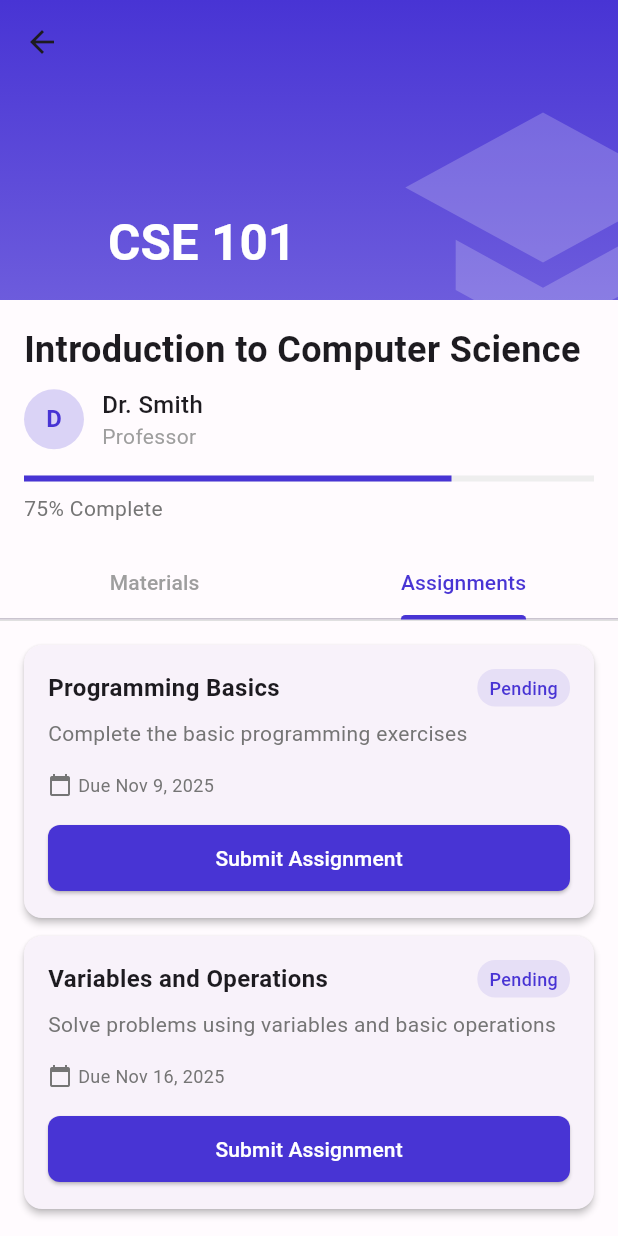
After one commit to mannerishivardhan/ecap, a Flutter app: the CourseDetailPage screen opened directly with sample values from the repository, tab 2 chosen, on a phone screen of 412 x 824 dp. The commit adds this screen. Run offline on Flutter 3.47's test engine with Material 3 defaults, Android fonts, the phone set to English and light mode, and no system bars; our stand-ins replace carousel_slider, table_calendar; network calls fail; Roboto replaces fonts that are missing (Poppins); statements that could not run were skipped.

Commit message:
added courses section

```diff
--- a/lib/features/home/domain/models/course.dart
+++ b/lib/features/home/domain/models/course.dart
@@ -6,6 +6,8 @@ class Course {
   final String professor;
   final Color color;
   final double progress;
+  final List<CourseMaterial> materials;
+  final List<Assignment> assignments;
 
   Course({
     required this.code,
@@ -13,6 +15,44 @@ class Course {
     required this.professor,
     required this.color,
     required this.progress,
+    this.materials = const [],
+    this.assignments = const [],
+  });
+}
+
+class CourseMaterial {
+  final String title;
+  final String type;
+  final String size;
+  final DateTime uploadDate;
+  final String downloadUrl;
+
+  CourseMaterial({
+    required this.title,
+    required this.type,
+    required this.size,
+    required this.uploadDate,
+    required this.downloadUrl,
+  });
+}
+
+class Assignment {
+  final String title;
+  final String description;
+  final DateTime dueDate;
+  final bool isSubmitted;
+  final String? submissionUrl;
+  final int totalMarks;
+  final int? obtainedMarks;
+
+  Assignment({
+    required this.title,
+    required this.description,
+    required this.dueDate,
+    this.isSubmitted = false,
+    this.submissionUrl,
+    required this.totalMarks,
+    this.obtainedMarks,
   });
 }
 
@@ -23,6 +63,43 @@ final List<Course> demoCourses = [
     professor: 'Dr. Smith',
     color: const Color(0xFF4834D4),
     progress: 0.75,
+    materials: [
+      CourseMaterial(
+        title: 'Introduction to Programming',
+        type: 'PDF',
+        size: '2.5 MB',
+        uploadDate: DateTime.now().subtract(const Duration(days: 5)),
+        downloadUrl: 'https://example.com/materials/intro-programming.pdf',
+      ),
+      CourseMaterial(
+        title: 'Data Types and Variables',
+        type: 'PDF',
+        size: '1.8 MB',
+        uploadDate: DateTime.now().subtract(const Duration(days: 3)),
+        downloadUrl: 'https://example.com/materials/data-types.pdf',
+      ),
+      CourseMaterial(
+        title: 'Control Structures Lecture',
+        type: 'Video',
+        size: '45 MB',
+        uploadDate: DateTime.now().subtract(const Duration(days: 1)),
+        downloadUrl: 'https://example.com/materials/control-structures.mp4',
+      ),
+    ],
+    assignments: [
+      Assignment(
+        title: 'Programming Basics',
+        description: 'Complete the basic programming exercises',
+        dueDate: DateTime.now().add(const Duration(days: 7)),
+        totalMarks: 100,
+      ),
+      Assignment(
+        title: 'Variables and Operations',
+        description: 'Solve problems using variables and basic operations',
+        dueDate: DateTime.now().add(const Duration(days: 14)),
+        totalMarks: 50,
+      ),
+    ],
   ),
   Course(
     code: 'MATH 201',
@@ -30,6 +107,30 @@ final List<Course> demoCourses = [
     professor: 'Dr. Johnson',
     color: const Color(0xFF6C5CE7),
     progress: 0.60,
+    materials: [
+      CourseMaterial(
+        title: 'Matrices and Determinants',
+        type: 'PDF',
+        size: '3.2 MB',
+        uploadDate: DateTime.now().subtract(const Duration(days: 4)),
+        downloadUrl: 'https://example.com/materials/matrices.pdf',
+      ),
+      CourseMaterial(
+        title: 'Vector Spaces',
+        type: 'PDF',
+        size: '2.1 MB',
+        uploadDate: DateTime.now().subtract(const Duration(days: 2)),
+        downloadUrl: 'https://example.com/materials/vector-spaces.pdf',
+      ),
+    ],
+    assignments: [
+      Assignment(
+        title: 'Matrix Operations',
+        description: 'Solve problems involving matrix operations',
+        dueDate: DateTime.now().add(const Duration(days: 5)),
+        totalMarks: 50,
+      ),
+    ],
   ),
   Course(
     code: 'PHY 301',
@@ -37,6 +138,23 @@ final List<Course> demoCourses = [
     professor: 'Dr. Williams',
     color: const Color(0xFFa55eea),
     progress: 0.45,
+    materials: [
+      CourseMaterial(
+        title: 'Quantum States',
+        type: 'PDF',
+        size: '4.5 MB',
+        uploadDate: DateTime.now().subtract(const Duration(days: 6)),
+        downloadUrl: 'https://example.com/materials/quantum-states.pdf',
+      ),
+    ],
+    assignments: [
+      Assignment(
+        title: 'Wave Functions',
+        description: 'Solve problems related to wave functions',
+        dueDate: DateTime.now().add(const Duration(days: 10)),
+        totalMarks: 100,
+      ),
+    ],
   ),
   Course(
     code: 'ENG 202',
@@ -44,5 +162,22 @@ final List<Course> demoCourses = [
     professor: 'Prof. Davis',
     color: const Color(0xFF8C7AE6),
     progress: 0.90,
+    materials: [
+      CourseMaterial(
+        title: 'Technical Documentation',
+        type: 'PDF',
+        size: '1.5 MB',
+        uploadDate: DateTime.now().subtract(const Duration(days: 1)),
+        downloadUrl: 'https://example.com/materials/technical-docs.pdf',
+      ),
+    ],
+    assignments: [
+      Assignment(
+        title: 'Documentation Project',
+        description: 'Create technical documentation for a software project',
+        dueDate: DateTime.now().add(const Duration(days: 3)),
+        totalMarks: 100,
+      ),
+    ],
   ),
 ];
--- /dev/null
+++ b/lib/features/home/presentation/pages/course_detail_page.dart
@@ -0,0 +1,398 @@
+import 'package:flutter/material.dart';
+import 'package:ecap/features/home/domain/models/course.dart';
+import 'package:intl/intl.dart';
+
+class CourseDetailPage extends StatefulWidget {
+  final Course course;
+
+  const CourseDetailPage({super.key, required this.course});
+
+  @override
+  State<CourseDetailPage> createState() => _CourseDetailPageState();
+}
+
+class _CourseDetailPageState extends State<CourseDetailPage>
+    with SingleTickerProviderStateMixin {
+  late TabController _tabController;
+
+  @override
+  void initState() {
+    super.initState();
+    _tabController = TabController(length: 2, vsync: this);
+  }
+
+  @override
+  void dispose() {
+    _tabController.dispose();
+    super.dispose();
+  }
+
+  @override
+  Widget build(BuildContext context) {
+    return Scaffold(
+      body: CustomScrollView(
+        slivers: [
+          _buildSliverAppBar(),
+          SliverToBoxAdapter(
+            child: Column(
+              children: [
+                _buildCourseInfo(),
+                _buildTabBar(),
+              ],
+            ),
+          ),
+          SliverFillRemaining(
+            child: TabBarView(
+              controller: _tabController,
+              children: [
+                _buildMaterialsList(),
+                _buildAssignmentsList(),
+              ],
+            ),
+          ),
+        ],
+      ),
+    );
+  }
+
+  Widget _buildSliverAppBar() {
+    return SliverAppBar(
+      expandedHeight: 200,
+      pinned: true,
+      flexibleSpace: FlexibleSpaceBar(
+        title: Text(
+          widget.course.code,
+          style: const TextStyle(
+            color: Colors.white,
+            fontWeight: FontWeight.bold,
+          ),
+        ),
+        background: Container(
+          decoration: BoxDecoration(
+            gradient: LinearGradient(
+              begin: Alignment.topCenter,
+              end: Alignment.bottomCenter,
+              colors: [
+                widget.course.color,
+                widget.course.color.withOpacity(0.8),
+              ],
+            ),
+          ),
+          child: Stack(
+            children: [
+              Positioned(
+                right: -50,
+                bottom: -50,
+                child: Icon(
+                  Icons.school,
+                  size: 200,
+                  color: Colors.white.withOpacity(0.2),
+                ),
+              ),
+            ],
+          ),
+        ),
+      ),
+    );
+  }
+
+  Widget _buildCourseInfo() {
+    return Container(
+      padding: const EdgeInsets.all(16),
+      child: Column(
+        crossAxisAlignment: CrossAxisAlignment.start,
+        children: [
+          Text(
+            widget.course.name,
+            style: const TextStyle(
+              fontSize: 24,
+              fontWeight: FontWeight.bold,
+            ),
+          ),
+          const SizedBox(height: 8),
+          Row(
+            children: [
+              CircleAvatar(
+                backgroundColor: widget.course.color.withOpacity(0.2),
+                child: Text(
+                  widget.course.professor[0],
+                  style: TextStyle(
+                    color: widget.course.color,
+                    fontWeight: FontWeight.bold,
+                  ),
+                ),
+              ),
+              const SizedBox(width: 12),
+              Column(
+                crossAxisAlignment: CrossAxisAlignment.start,
+                children: [
+                  Text(
+                    widget.course.professor,
+                    style: const TextStyle(
+                      fontSize: 16,
+                      fontWeight: FontWeight.w500,
+                    ),
+                  ),
+                  const Text(
+                    'Professor',
+                    style: TextStyle(
+                      color: Colors.grey,
+                      fontSize: 14,
+                    ),
+                  ),
+                ],
+              ),
+            ],
+          ),
+          const SizedBox(height: 16),
+          LinearProgressIndicator(
+            value: widget.course.progress,
+            backgroundColor: Colors.grey[200],
+            valueColor: AlwaysStoppedAnimation<Color>(widget.course.color),
+          ),
+          const SizedBox(height: 8),
+          Text(
+            '${(widget.course.progress * 100).toInt()}% Complete',
+            style: TextStyle(
+              color: Colors.grey[600],
+              fontSize: 14,
+            ),
+          ),
+        ],
+      ),
+    );
+  }
+
+  Widget _buildTabBar() {
+    return Container(
+      decoration: BoxDecoration(
+        border: Border(
+          bottom: BorderSide(
+            color: Colors.grey[300]!,
+            width: 1,
+          ),
+        ),
+      ),
+      child: TabBar(
+        controller: _tabController,
+        labelColor: widget.course.color,
+        unselectedLabelColor: Colors.grey,
+        indicatorColor: widget.course.color,
+        tabs: const [
+          Tab(text: 'Materials'),
+          Tab(text: 'Assignments'),
+        ],
+      ),
+    );
+  }
+
+  Widget _buildMaterialsList() {
+    return ListView.builder(
+      padding: const EdgeInsets.all(16),
+      itemCount: widget.course.materials.length,
+      itemBuilder: (context, index) {
+        final material = widget.course.materials[index];
+        return Card(
+          elevation: 2,
+          margin: const EdgeInsets.only(bottom: 12),
+          child: ListTile(
+            leading: _getFileTypeIcon(material.type),
+            title: Text(
+              material.title,
+              style: const TextStyle(
+                fontWeight: FontWeight.w500,
+              ),
+            ),
+            subtitle: Text(
+              '${material.size} • ${_formatDate(material.uploadDate)}',
+              style: TextStyle(
+                color: Colors.grey[600],
+                fontSize: 12,
+              ),
+            ),
+            trailing: IconButton(
+              icon: const Icon(Icons.download_rounded),
+              color: widget.course.color,
+              onPressed: () {
+                // TODO: Implement download functionality
+              },
+            ),
+          ),
+        );
+      },
+    );
+  }
+
+  Widget _buildAssignmentsList() {
+    return ListView.builder(
+      padding: const EdgeInsets.all(16),
+      itemCount: widget.course.assignments.length,
+      itemBuilder: (context, index) {
+        final assignment = widget.course.assignments[index];
+        final bool isOverdue = assignment.dueDate.isBefore(DateTime.now()) &&
+            !assignment.isSubmitted;
+
+        return Card(
+          elevation: 2,
+          margin: const EdgeInsets.only(bottom: 12),
+          child: Padding(
+            padding: const EdgeInsets.all(16),
+            child: Column(
+              crossAxisAlignment: CrossAxisAlignment.start,
+              children: [
+                Row(
+                  children: [
+                    Expanded(
+                      child: Text(
+                        assignment.title,
+                        style: const TextStyle(
+                          fontSize: 16,
+                          fontWeight: FontWeight.bold,
+                        ),
+                      ),
+                    ),
+                    Container(
+                      padding: const EdgeInsets.symmetric(
+                        horizontal: 8,
+                        vertical: 4,
+                      ),
+                      decoration: BoxDecoration(
+                        color: _getStatusColor(assignment).withOpacity(0.1),
+                        borderRadius: BorderRadius.circular(12),
+                      ),
+                      child: Text(
+                        _getStatusText(assignment),
+                        style: TextStyle(
+                          color: _getStatusColor(assignment),
+                          fontSize: 12,
+                          fontWeight: FontWeight.w500,
+                        ),
+                      ),
+                    ),
+                  ],
+                ),
+                const SizedBox(height: 8),
+                Text(
+                  assignment.description,
+                  style: TextStyle(
+                    color: Colors.grey[600],
+                    fontSize: 14,
+                  ),
+                ),
+                const SizedBox(height: 16),
+                Row(
+                  mainAxisAlignment: MainAxisAlignment.spaceBetween,
+                  children: [
+                    Row(
+                      children: [
+                        Icon(
+                          Icons.calendar_today,
+                          size: 16,
+                          color: isOverdue ? Colors.red : Colors.grey[600],
+                        ),
+                        const SizedBox(width: 4),
+                        Text(
+                          'Due ${_formatDate(assignment.dueDate)}',
+                          style: TextStyle(
+                            color: isOverdue ? Colors.red : Colors.grey[600],
+                            fontSize: 12,
+                          ),
+                        ),
+                      ],
+                    ),
+                    if (assignment.isSubmitted && assignment.obtainedMarks != null)
+                      Text(
+                        'Score: ${assignment.obtainedMarks}/${assignment.totalMarks}',
+                        style: const TextStyle(
+                          fontWeight: FontWeight.w500,
+                          fontSize: 14,
+                        ),
+                      ),
+                  ],
+                ),
+                if (!assignment.isSubmitted) ...[
+                  const SizedBox(height: 16),
+                  SizedBox(
+                    width: double.infinity,
+                    child: ElevatedButton(
+                      onPressed: () {
+                        // TODO: Implement submission functionality
+                      },
+                      style: ElevatedButton.styleFrom(
+                        backgroundColor: widget.course.color,
+                        foregroundColor: Colors.white,
+                        padding: const EdgeInsets.symmetric(vertical: 12),
+                        shape: RoundedRectangleBorder(
+                          borderRadius: BorderRadius.circular(8),
+                        ),
+                      ),
+                      child: const Text('Submit Assignment'),
+                    ),
+                  ),
+                ],
+              ],
+            ),
+          ),
+        );
+      },
+    );
+  }
+
+  Widget _getFileTypeIcon(String type) {
+    IconData iconData;
+    Color iconColor;
+
+    switch (type.toLowerCase()) {
+      case 'pdf':
+        iconData = Icons.picture_as_pdf;
+        iconColor = Colors.red;
+        break;
+      case 'video':
+        iconData = Icons.video_library;
+        iconColor = Colors.blue;
+        break;
+      case 'doc':
+      case 'docx':
+        iconData = Icons.description;
+        iconColor = Colors.blue;
+        break;
+      default:
+        iconData = Icons.insert_drive_file;
+        iconColor = Colors.grey;
+    }
+
+    return Container(
+      padding: const EdgeInsets.all(8),
+      decoration: BoxDecoration(
+        color: iconColor.withOpacity(0.1),
+        borderRadius: BorderRadius.circular(8),
+      ),
+      child: Icon(
+        iconData,
+        color: iconColor,
+      ),
+    );
+  }
+
+  String _formatDate(DateTime date) {
+    return DateFormat('MMM d, y').format(date);
+  }
+
+  Color _getStatusColor(Assignment assignment) {
+    if (assignment.isSubmitted) {
+      return Colors.green;
+    } else if (assignment.dueDate.isBefore(DateTime.now())) {
+      return Colors.red;
+    }
+    return widget.course.color;
+  }
+
+  String _getStatusText(Assignment assignment) {
+    if (assignment.isSubmitted) {
+      return 'Submitted';
+    } else if (assignment.dueDate.isBefore(DateTime.now())) {
+      return 'Overdue';
+    }
+    return 'Pending';
+  }
+}
--- a/lib/features/home/presentation/pages/home_page.dart
+++ b/lib/features/home/presentation/pages/home_page.dart
@@ -1,6 +1,7 @@
 import 'package:flutter/material.dart';
 import 'package:carousel_slider/carousel_slider.dart';
 import 'package:ecap/features/home/presentation/pages/profile_page.dart';
+import 'package:ecap/features/home/presentation/pages/course_detail_page.dart';
 import 'package:table_calendar/table_calendar.dart';
 import 'dart:math' as math;
 import 'package:ecap/features/home/domain/models/course.dart';
@@ -1057,7 +1058,16 @@ class _DashboardPageState extends State<_DashboardPage> {
                 itemCount: demoCourses.length,
                 itemBuilder: (context, index) {
                   final course = demoCourses[index];
-                  return Container(
+                  return GestureDetector(
+                    onTap: () {
+                      Navigator.push(
+                        context,
+                        MaterialPageRoute(
+                          builder: (context) => CourseDetailPage(course: course),
+                        ),
+                      );
+                    },
+                    child: Container(
                       key: Key(index.toString()),
                       height: 260,
                       width: 200,
@@ -1220,6 +1230,7 @@ class _DashboardPageState extends State<_DashboardPage> {
                           ),
                         ],
                       ),
+                    ),
                   );
                 },
               ),
--- a/pubspec.yaml
+++ b/pubspec.yaml
@@ -37,6 +37,7 @@ dependencies:
   flutter_carousel_widget: ^2.2.0
   carousel_slider: ^5.1.1
   table_calendar: ^3.2.0
+  intl: ^0.20.2
 
 dev_dependencies:
   flutter_test:
```
Lines whose indentation alone changed are shown as unchanged.
